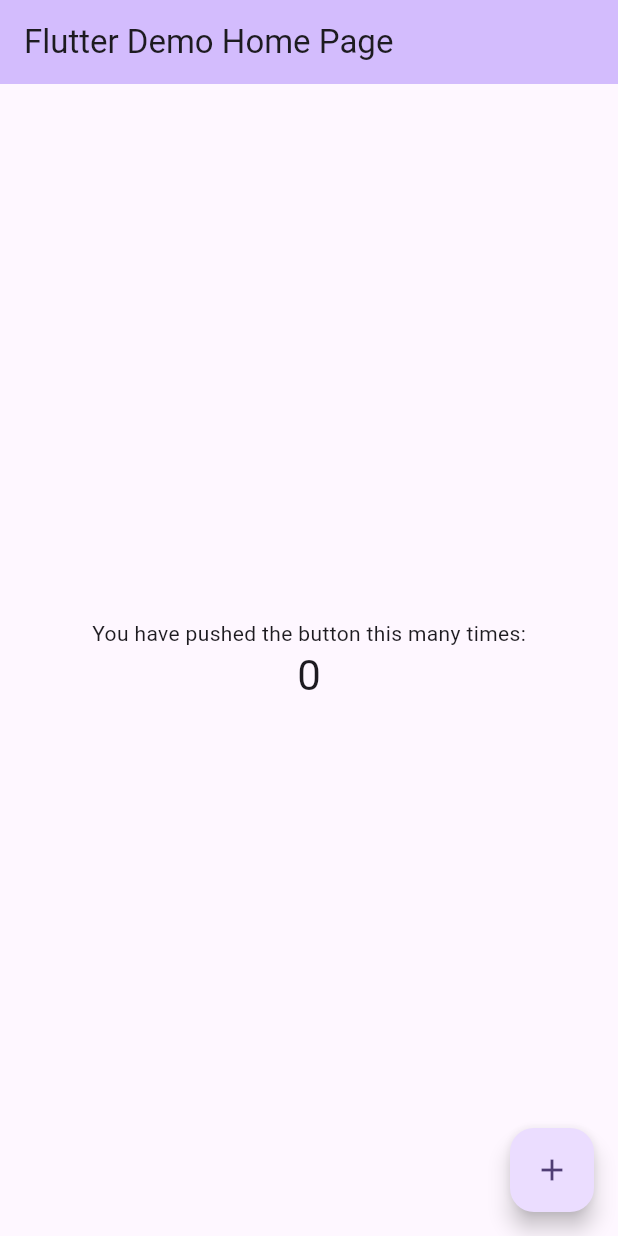
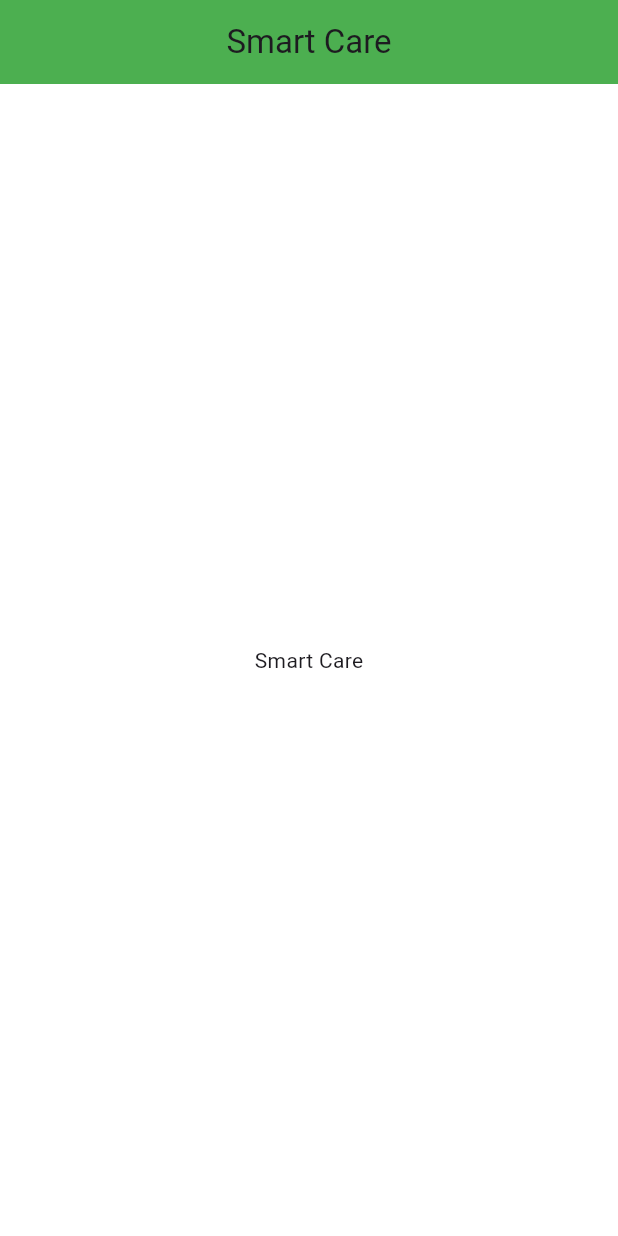
Before and after one commit to mohamedmagdy2301/SmartCare, a Flutter app: the screen it shows after launch, on a phone screen of 412 x 824 dp. Run offline on Flutter 3.47's test engine with Material 3 defaults, Android fonts, the phone set to English and light mode, and no system bars.

Commit message:
Done add design system as clean architecture in app

```diff
--- a/lib/main.dart
+++ b/lib/main.dart
@@ -1,125 +1,6 @@
 import 'package:flutter/material.dart';
+import 'package:smartcare/smartcare_app/smartcare_app.dart';
 
 void main() {
-  runApp(const MyApp());
+  runApp(const SmartCareApp());
 }
-
-class MyApp extends StatelessWidget {
-  const MyApp({super.key});
-
-  // This widget is the root of your application.
-  @override
-  Widget build(BuildContext context) {
-    return MaterialApp(
-      title: 'Flutter Demo',
-      theme: ThemeData(
-        // This is the theme of your application.
-        //
-        // TRY THIS: Try running your application with "flutter run". You'll see
-        // the application has a purple toolbar. Then, without quitting the app,
-        // try changing the seedColor in the colorScheme below to Colors.green
-        // and then invoke "hot reload" (save your changes or press the "hot
-        // reload" button in a Flutter-supported IDE, or press "r" if you used
-        // the command line to start the app).
-        //
-        // Notice that the counter didn't reset back to zero; the application
-        // state is not lost during the reload. To reset the state, use hot
-        // restart instead.
-        //
-        // This works for code too, not just values: Most code changes can be
-        // tested with just a hot reload.
-        colorScheme: ColorScheme.fromSeed(seedColor: Colors.deepPurple),
-        useMaterial3: true,
-      ),
-      home: const MyHomePage(title: 'Flutter Demo Home Page'),
-    );
-  }
-}
-
-class MyHomePage extends StatefulWidget {
-  const MyHomePage({super.key, required this.title});
-
-  // This widget is the home page of your application. It is stateful, meaning
-  // that it has a State object (defined below) that contains fields that affect
-  // how it looks.
-
-  // This class is the configuration for the state. It holds the values (in this
-  // case the title) provided by the parent (in this case the App widget) and
-  // used by the build method of the State. Fields in a Widget subclass are
-  // always marked "final".
-
-  final String title;
-
-  @override
-  State<MyHomePage> createState() => _MyHomePageState();
-}
-
-class _MyHomePageState extends State<MyHomePage> {
-  int _counter = 0;
-
-  void _incrementCounter() {
-    setState(() {
-      // This call to setState tells the Flutter framework that something has
-      // changed in this State, which causes it to rerun the build method below
-      // so that the display can reflect the updated values. If we changed
-      // _counter without calling setState(), then the build method would not be
-      // called again, and so nothing would appear to happen.
-      _counter++;
-    });
-  }
-
-  @override
-  Widget build(BuildContext context) {
-    // This method is rerun every time setState is called, for instance as done
-    // by the _incrementCounter method above.
-    //
-    // The Flutter framework has been optimized to make rerunning build methods
-    // fast, so that you can just rebuild anything that needs updating rather
-    // than having to individually change instances of widgets.
-    return Scaffold(
-      appBar: AppBar(
-        // TRY THIS: Try changing the color here to a specific color (to
-        // Colors.amber, perhaps?) and trigger a hot reload to see the AppBar
-        // change color while the other colors stay the same.
-        backgroundColor: Theme.of(context).colorScheme.inversePrimary,
-        // Here we take the value from the MyHomePage object that was created by
-        // the App.build method, and use it to set our appbar title.
-        title: Text(widget.title),
-      ),
-      body: Center(
-        // Center is a layout widget. It takes a single child and positions it
-        // in the middle of the parent.
-        child: Column(
-          // Column is also a layout widget. It takes a list of children and
-          // arranges them vertically. By default, it sizes itself to fit its
-          // children horizontally, and tries to be as tall as its parent.
-          //
-          // Column has various properties to control how it sizes itself and
-          // how it positions its children. Here we use mainAxisAlignment to
-          // center the children vertically; the main axis here is the vertical
-          // axis because Columns are vertical (the cross axis would be
-          // horizontal).
-          //
-          // TRY THIS: Invoke "debug painting" (choose the "Toggle Debug Paint"
-          // action in the IDE, or press "p" in the console), to see the
-          // wireframe for each widget.
-          mainAxisAlignment: MainAxisAlignment.center,
-          children: <Widget>[
-            const Text(
-              'You have pushed the button this many times:',
-            ),
-            Text(
-              '$_counter',
-              style: Theme.of(context).textTheme.headlineMedium,
-            ),
-          ],
-        ),
-      ),
-      floatingActionButton: FloatingActionButton(
-        onPressed: _incrementCounter,
-        tooltip: 'Increment',
-        child: const Icon(Icons.add),
-      ), // This trailing comma makes auto-formatting nicer for build methods.
-    );
-  }
-}
--- /dev/null
+++ b/lib/smartcare_app/smartcare_app.dart
@@ -0,0 +1,22 @@
+import 'package:flutter/material.dart';
+
+class SmartCareApp extends StatelessWidget {
+  const SmartCareApp({super.key});
+
+  @override
+  Widget build(BuildContext context) {
+    return MaterialApp(
+      home: Scaffold(
+        backgroundColor: Colors.white,
+        appBar: AppBar(
+          title: const Text('Smart Care'),
+          centerTitle: true,
+          backgroundColor: Colors.green,
+        ),
+        body: Center(
+          child: Text('Smart Care'),
+        ),
+      ),
+    );
+  }
+}
```
Also changed, not shown: 1 other file.
